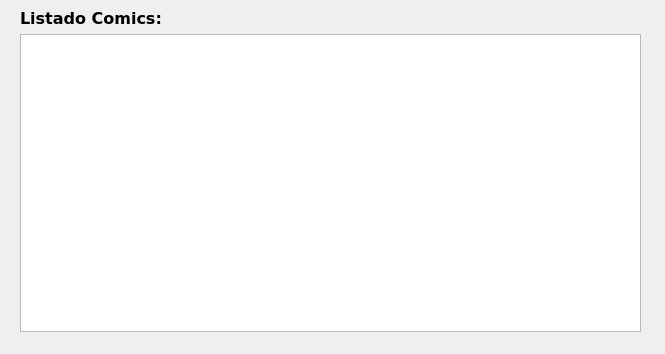
Above: ejercicio06guiComicsMysql2/ventanas/ventana_nueva_listado.ui from trecebarrado/nacho before the change. Below: the same form after it.
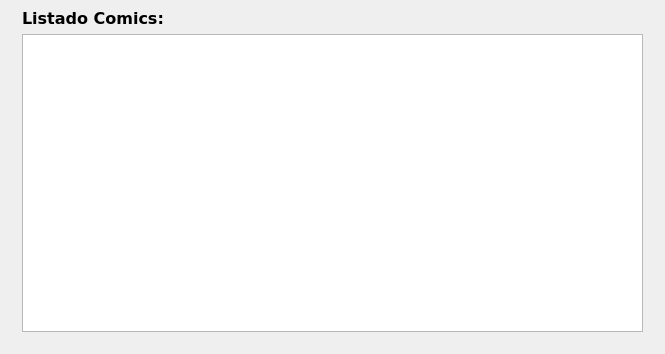
That is the form after the change.

The edit to the form file:
```diff
--- a/ejercicio06guiComicsMysql2/ventanas/ventana_nueva_listado.ui
+++ b/ejercicio06guiComicsMysql2/ventanas/ventana_nueva_listado.ui
@@ -20,7 +20,7 @@
    <widget class="QLabel" name="lbl_listado">
     <property name="geometry">
      <rect>
-      <x>20</x>
+      <x>22</x>
       <y>3</y>
       <width>161</width>
       <height>31</height>
@@ -41,7 +41,7 @@
    <widget class="QListWidget" name="lst_listado">
     <property name="geometry">
      <rect>
-      <x>20</x>
+      <x>22</x>
       <y>34</y>
       <width>621</width>
       <height>298</height>
```
